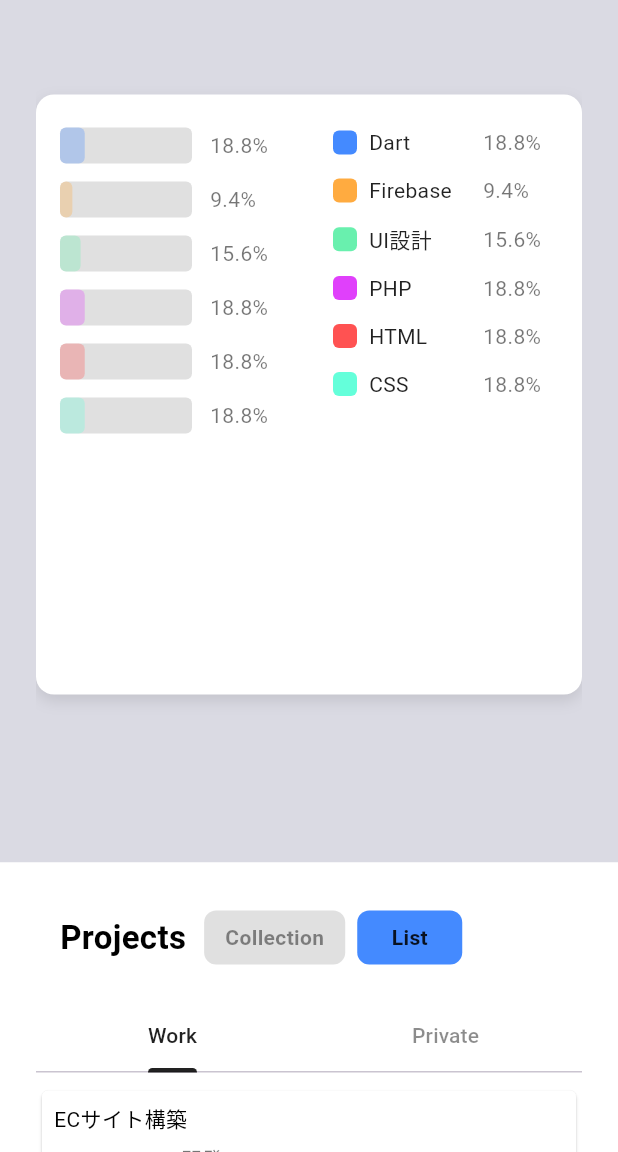
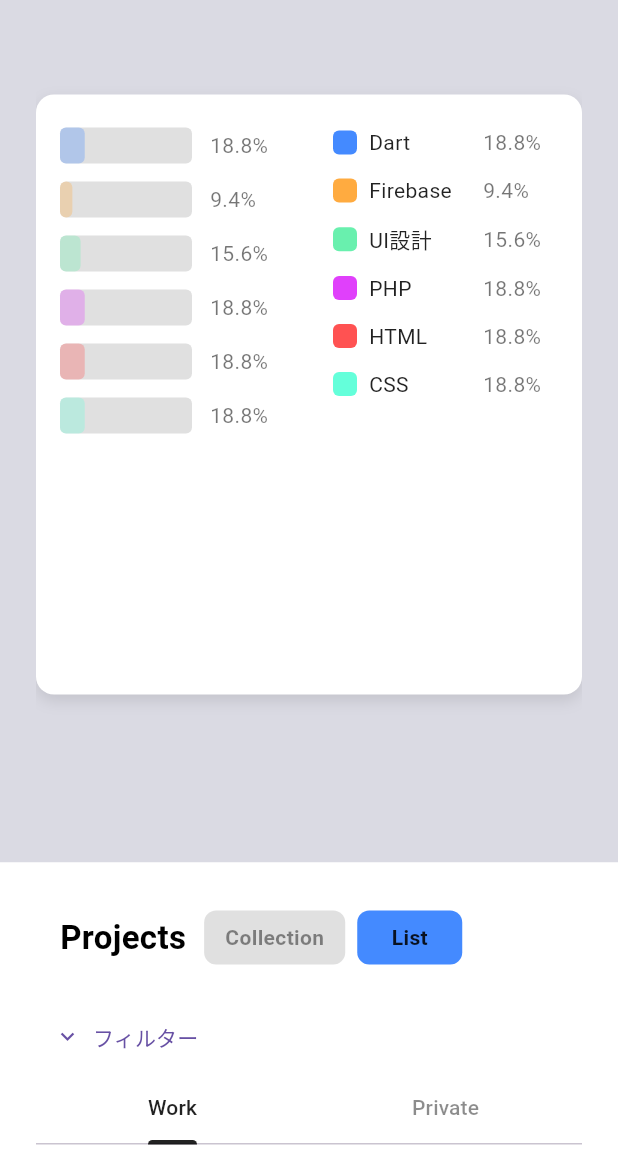
Before and after one commit to sigu-f7a231/dev-portfolio-site, a Flutter app: the screen it shows after launch, scrolled down 1728 dp, on a phone screen of 412 x 824 dp, the part 84-1236 px from its top. Run offline on Flutter 3.47's test engine with Material 3 defaults, Android fonts, the phone set to English and light mode, and no system bars; our stand-ins replace fl_chart, yaml.

Commit message:
filter create

```diff
--- a/dev_portfolio/assets/data/projects_private.yaml
+++ b/dev_portfolio/assets/data/projects_private.yaml
@@ -20,7 +20,7 @@
     server_os: Linux
     db: MySQL
     tools_fw: WordPress, PHP
-    skills: PHP, HTML, CSS
+    skills: PHP, HTML, CSS、Android
     period: 2022-08 ~ 2022-12
     link: ""
 
--- a/dev_portfolio/lib/sections/projects/models/projects_model.dart
+++ b/dev_portfolio/lib/sections/projects/models/projects_model.dart
@@ -1,4 +1,3 @@
-// lib/sections/projects/models/projects_model.dart
 class Project {
   final String title;
   final String description;
@@ -7,8 +6,9 @@
   final String db;
   final String toolsFW;
   final String skills;
+  final Map<String, bool> workflow; // 🔽 ここがポイント
   final String period;
-  final String link; // ← 追加
+  final String link;
 
   Project({
     required this.title,
@@ -18,8 +18,9 @@
     required this.db,
     required this.toolsFW,
     required this.skills,
+    required this.workflow,
     required this.period,
-    required this.link, // ← 追加
+    required this.link,
   });
 
   factory Project.fromJson(Map<String, dynamic> json) => Project(
@@ -30,41 +31,66 @@
         db: json['db'] ?? '',
         toolsFW: json['tools_fw'] ?? '',
         skills: json['skills'] ?? '',
+        workflow: Map<String, bool>.from(json['workflow'] ?? {}), // 🔽 重要
         period: json['period'] ?? '',
-        link: json['link'] ?? '', // ← 追加
+        link: json['link'] ?? '',
       );
 
-     /// periodの開始日をDateTimeとして取得
+  // =========================
+  // 🔽 フィルター用
+  // =========================
+
+  List<String> _split(String value) {
+    return value
+        .split(',')
+        .map((e) => e.trim())
+        .where((e) => e.isNotEmpty)
+        .toList();
+  }
+
+  List<String> get skillsList => _split(skills);
+  List<String> get serverOSList => _split(serverOS);
+  List<String> get dbList => _split(db);
+  List<String> get toolsFWList => _split(toolsFW);
+
+  /// 🔽 true の workflow だけ返す
+  List<String> get workflowList {
+    return workflow.entries
+        .where((e) => e.value == true)
+        .map((e) => e.key)
+        .toList();
+  }
+
+  // =========================
+  // period系（そのまま）
+  // =========================
+
   DateTime get periodStart {
     try {
       final startString = period.split('~').first.trim();
       final parts = startString.split('-');
       if (parts.length != 2) return DateTime(1970, 1);
-      final year = int.parse(parts[0]);
-      final month = int.parse(parts[1]);
-      return DateTime(year, month);
+      return DateTime(int.parse(parts[0]), int.parse(parts[1]));
     } catch (_) {
       return DateTime(1970, 1);
     }
   }
 
-  /// periodの終了日をDateTimeとして取得（現在進行中ならDateTime.now()）
   DateTime get periodEnd {
     try {
       final endString = period.split('~').last.trim();
-      if (endString.contains('現在') || endString.toLowerCase().contains('present')) {
+      if (endString.contains('現在') ||
+          endString.toLowerCase().contains('present')) {
         return DateTime.now();
       }
       final parts = endString.split('-');
       if (parts.length != 2) return DateTime.now();
-      final year = int.parse(parts[0]);
-      final month = int.parse(parts[1]);
-      return DateTime(year, month);
+      return DateTime(int.parse(parts[0]), int.parse(parts[1]));
     } catch (_) {
       return DateTime.now();
     }
   }
 
-
-  factory Project.fromMap(Map<String, dynamic> map) => Project.fromJson(map);
+  factory Project.fromMap(Map<String, dynamic> map) =>
+      Project.fromJson(map);
 }
--- /dev/null
+++ b/dev_portfolio/lib/sections/projects/projects_filter.dart
@@ -0,0 +1,192 @@
+// lib/sections/projects/projects_filter.dart
+import 'package:flutter/material.dart';
+import 'filter_chips_section.dart';
+import 'models/projects_model.dart';
+import '../../utils/language_utils.dart';
+
+class ProjectsFilter extends StatefulWidget {
+  final List<Project> projects;
+  final int tabIndex; // 0: work, 1: private
+  final bool isDark;
+  final ValueChanged<Map<String, List<String>>>? onApply; // 反映ボタン用コールバック
+
+  const ProjectsFilter({
+    super.key,
+    required this.projects,
+    required this.tabIndex,
+    required this.isDark,
+    this.onApply,
+  });
+
+  @override
+  State<ProjectsFilter> createState() => _ProjectsFilterState();
+}
+
+class _ProjectsFilterState extends State<ProjectsFilter> {
+  bool _expanded = false; // 折りたたみ用
+  final Map<String, List<String>> _selectedFilters = {
+    'serverOS': [],
+    'db': [],
+    'toolsFW': [],
+    'skills': [],
+    'workflow': [],
+  };
+
+  List<String> _uniqueItems(List<String> items) => items.toSet().toList();
+
+  void _clearFilters() {
+    setState(() {
+      for (var key in _selectedFilters.keys) {
+        _selectedFilters[key]!.clear();
+      }
+    });
+  }
+
+  @override
+  Widget build(BuildContext context) {
+    final showWorkflow = widget.tabIndex == 0;
+
+    final serverOSItems =
+        _uniqueItems(widget.projects.map((e) => e.serverOS).toList());
+    final dbItems = _uniqueItems(widget.projects.map((e) => e.db).toList());
+    final toolsFWItems =
+        _uniqueItems(widget.projects.map((e) => e.toolsFW).toList());
+    final skillsItems =
+        _uniqueItems(widget.projects.map((e) => e.skills).toList());
+    final workflowItems = showWorkflow
+        ? _uniqueItems(widget.projects
+            .expand((e) => e.workflow.entries
+                .where((entry) => entry.value)
+                .map((entry) =>
+                    LanguageUtils.workflowLabels['ja']?[entry.key] ?? entry.key))
+            .toList())
+        : <String>[];
+
+    return Align(
+      alignment: Alignment.topLeft, // 全体右寄せ
+      child: Column(
+        crossAxisAlignment: CrossAxisAlignment.start,
+        children: [
+          // 折りたたみボタン
+          TextButton.icon(
+            onPressed: () => setState(() => _expanded = !_expanded),
+            icon: Icon(_expanded ? Icons.expand_less : Icons.expand_more),
+            label: const Text('フィルター'),
+          ),
+          if (_expanded)
+            Column(
+              crossAxisAlignment: CrossAxisAlignment.start,
+              children: [
+                if (serverOSItems.isNotEmpty)
+                  Padding(
+                    padding: const EdgeInsets.symmetric(vertical: 4.0),
+                    child: FilterChipsSection(
+                      items: serverOSItems,
+                      selectedItems: _selectedFilters['serverOS']!,
+                      onSelected: (val) {
+                        setState(() {
+                          _selectedFilters['serverOS']!.contains(val)
+                              ? _selectedFilters['serverOS']!.remove(val)
+                              : _selectedFilters['serverOS']!.add(val);
+                        });
+                      },
+                      isDark: widget.isDark,
+                      title: 'Server OS',
+                    ),
+                  ),
+                if (dbItems.isNotEmpty)
+                  Padding(
+                    padding: const EdgeInsets.symmetric(vertical: 4.0),
+                    child: FilterChipsSection(
+                      items: dbItems,
+                      selectedItems: _selectedFilters['db']!,
+                      onSelected: (val) {
+                        setState(() {
+                          _selectedFilters['db']!.contains(val)
+                              ? _selectedFilters['db']!.remove(val)
+                              : _selectedFilters['db']!.add(val);
+                        });
+                      },
+                      isDark: widget.isDark,
+                      title: 'Database',
+                    ),
+                  ),
+                if (toolsFWItems.isNotEmpty)
+                  Padding(
+                    padding: const EdgeInsets.symmetric(vertical: 4.0),
+                    child: FilterChipsSection(
+                      items: toolsFWItems,
+                      selectedItems: _selectedFilters['toolsFW']!,
+                      onSelected: (val) {
+                        setState(() {
+                          _selectedFilters['toolsFW']!.contains(val)
+                              ? _selectedFilters['toolsFW']!.remove(val)
+                              : _selectedFilters['toolsFW']!.add(val);
+                        });
+                      },
+                      isDark: widget.isDark,
+                      title: 'Tools / Frameworks',
+                    ),
+                  ),
+                if (skillsItems.isNotEmpty)
+                  Padding(
+                    padding: const EdgeInsets.symmetric(vertical: 4.0),
+                    child: FilterChipsSection(
+                      items: skillsItems,
+                      selectedItems: _selectedFilters['skills']!,
+                      onSelected: (val) {
+                        setState(() {
+                          _selectedFilters['skills']!.contains(val)
+                              ? _selectedFilters['skills']!.remove(val)
+                              : _selectedFilters['skills']!.add(val);
+                        });
+                      },
+                      isDark: widget.isDark,
+                      title: 'Skills',
+                    ),
+                  ),
+                if (showWorkflow && workflowItems.isNotEmpty)
+                  Padding(
+                    padding: const EdgeInsets.symmetric(vertical: 4.0),
+                    child: FilterChipsSection(
+                      items: workflowItems,
+                      selectedItems: _selectedFilters['workflow']!,
+                      onSelected: (val) {
+                        setState(() {
+                          _selectedFilters['workflow']!.contains(val)
+                              ? _selectedFilters['workflow']!.remove(val)
+                              : _selectedFilters['workflow']!.add(val);
+                        });
+                      },
+                      isDark: widget.isDark,
+                      title: 'Workflow',
+                    ),
+                  ),
+                // 反映・クリアボタン
+                Padding(
+                  padding: const EdgeInsets.symmetric(vertical: 8),
+                  child: Row(
+                    mainAxisAlignment: MainAxisAlignment.start, // ボタン右寄せ
+                    children: [
+                      ElevatedButton(
+                        onPressed: () {
+                          widget.onApply?.call(_selectedFilters);
+                          setState(() => _expanded = false);
+                        },
+                        child: const Text('反映'),
+                      ),
+                      const SizedBox(width: 8),
+                      TextButton(
+                        onPressed: _clearFilters,
+                        child: const Text('クリア'),
+                      ),
+                    ],
+                  ),
+                ),
+              ],
+            ),
+        ],
+      ),
+    );
+  }
+}
--- a/dev_portfolio/lib/sections/projects/projects_section.dart
+++ b/dev_portfolio/lib/sections/projects/projects_section.dart
@@ -5,6 +5,7 @@
 import 'models/projects_model.dart';
 import 'views/projects_tab_view.dart';
 import 'projects_header.dart';
+import 'projects_filter.dart';
 import '../config/projects/projects_section_config.dart';
 import '../../utils/theme_colors.dart';
 
@@ -19,17 +20,23 @@
     with SingleTickerProviderStateMixin {
   late TabController _tabController;
 
-  // コレクションモード切替
   final ValueNotifier<bool> showCollectionNotifier = ValueNotifier(false);
 
-  // Future は initState で保持 → build 内で再生成しない
   late Future<List<Project>> workFuture;
   late Future<List<Project>> privateFuture;
+
+  int currentTabIndex = 0; // 0: work, 1: private
 
   @override
   void initState() {
     super.initState();
     _tabController = TabController(length: 2, vsync: this);
+    _tabController.addListener(() {
+      if (_tabController.indexIsChanging) return;
+      setState(() {
+        currentTabIndex = _tabController.index;
+      });
+    });
 
     workFuture = loadWorkProjects();
     privateFuture = loadPrivateProjects();
@@ -57,6 +64,17 @@
             isDark: isDark,
           ),
           ProjectsSectionConfig.headerSpacing,
+          FutureBuilder<List<Project>>(
+            future: currentTabIndex == 0 ? workFuture : privateFuture,
+            builder: (context, snapshot) {
+              final projects = snapshot.data ?? [];
+              return ProjectsFilter(
+                projects: projects,
+                tabIndex: currentTabIndex,
+                isDark: isDark,
+              );
+            },
+          ),
           Expanded(
             child: ProjectsTabView(
               tabController: _tabController,
```
Also changed, not shown: dev_portfolio/lib/sections/projects/filter_chips_section.dart (added, +51 -0 lines).
